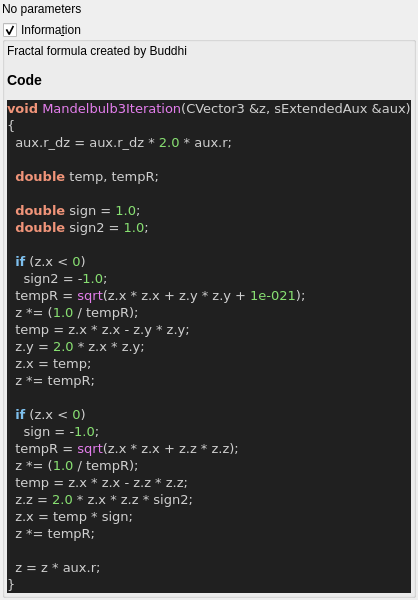
Above: mandelbulber2/qt_data/fractal_mandelbulb3.ui from buddhi1980/mandelbulber2 before the change. Below: the same form after it.
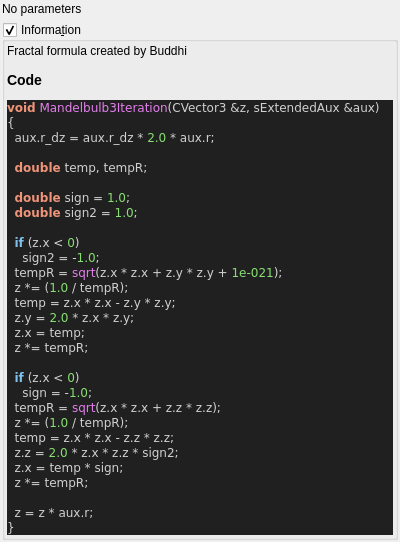
That is the form after the change. Custom widgets are drawn as their Qt base class.

Patch:
```diff
--- a/mandelbulber2/qt_data/fractal_mandelbulb3.ui
+++ b/mandelbulber2/qt_data/fractal_mandelbulb3.ui
@@ -73,7 +73,7 @@
 &lt;title&gt;Source file&lt;/title&gt;
 &lt;/head&gt;
 &lt;body style=&quot;background-color:#202020&quot;&gt;
-&lt;pre style=&quot;color:#d0d0d0; background-color:#202020; font-size:10pt; font-family:'Courier New';&quot;&gt;&lt;span style=&quot;color:#f09479; font-weight:bold&quot;&gt;void&lt;/span&gt; &lt;span style=&quot;color:#e47eed&quot;&gt;Mandelbulb3Iteration&lt;/span&gt;&lt;span style=&quot;color:#d0d0d0&quot;&gt;(&lt;/span&gt;CVector3 &lt;span style=&quot;color:#d0d0d0&quot;&gt;&amp;amp;&lt;/span&gt;z&lt;span style=&quot;color:#d0d0d0&quot;&gt;,&lt;/span&gt; sExtendedAux &lt;span style=&quot;color:#d0d0d0&quot;&gt;&amp;amp;&lt;/span&gt;aux&lt;span style=&quot;color:#d0d0d0&quot;&gt;)&lt;/span&gt;
+&lt;pre style=&quot;color:#d0d0d0; background-color:#202020;  font-family:'Courier New';&quot;&gt;&lt;span style=&quot;color:#f09479; font-weight:bold&quot;&gt;void&lt;/span&gt; &lt;span style=&quot;color:#e47eed&quot;&gt;Mandelbulb3Iteration&lt;/span&gt;&lt;span style=&quot;color:#d0d0d0&quot;&gt;(&lt;/span&gt;CVector3 &lt;span style=&quot;color:#d0d0d0&quot;&gt;&amp;amp;&lt;/span&gt;z&lt;span style=&quot;color:#d0d0d0&quot;&gt;,&lt;/span&gt; sExtendedAux &lt;span style=&quot;color:#d0d0d0&quot;&gt;&amp;amp;&lt;/span&gt;aux&lt;span style=&quot;color:#d0d0d0&quot;&gt;)&lt;/span&gt;
 &lt;span style=&quot;color:#d0d0d0&quot;&gt;{&lt;/span&gt;
   aux&lt;span style=&quot;color:#d0d0d0&quot;&gt;.&lt;/span&gt;r_dz &lt;span style=&quot;color:#d0d0d0&quot;&gt;=&lt;/span&gt; aux&lt;span style=&quot;color:#d0d0d0&quot;&gt;.&lt;/span&gt;r_dz &lt;span style=&quot;color:#d0d0d0&quot;&gt;*&lt;/span&gt; &lt;span style=&quot;color:#87df71&quot;&gt;2.0&lt;/span&gt; &lt;span style=&quot;color:#d0d0d0&quot;&gt;*&lt;/span&gt; aux&lt;span style=&quot;color:#d0d0d0&quot;&gt;.&lt;/span&gt;r&lt;span style=&quot;color:#d0d0d0&quot;&gt;;&lt;/span&gt;
 
```
